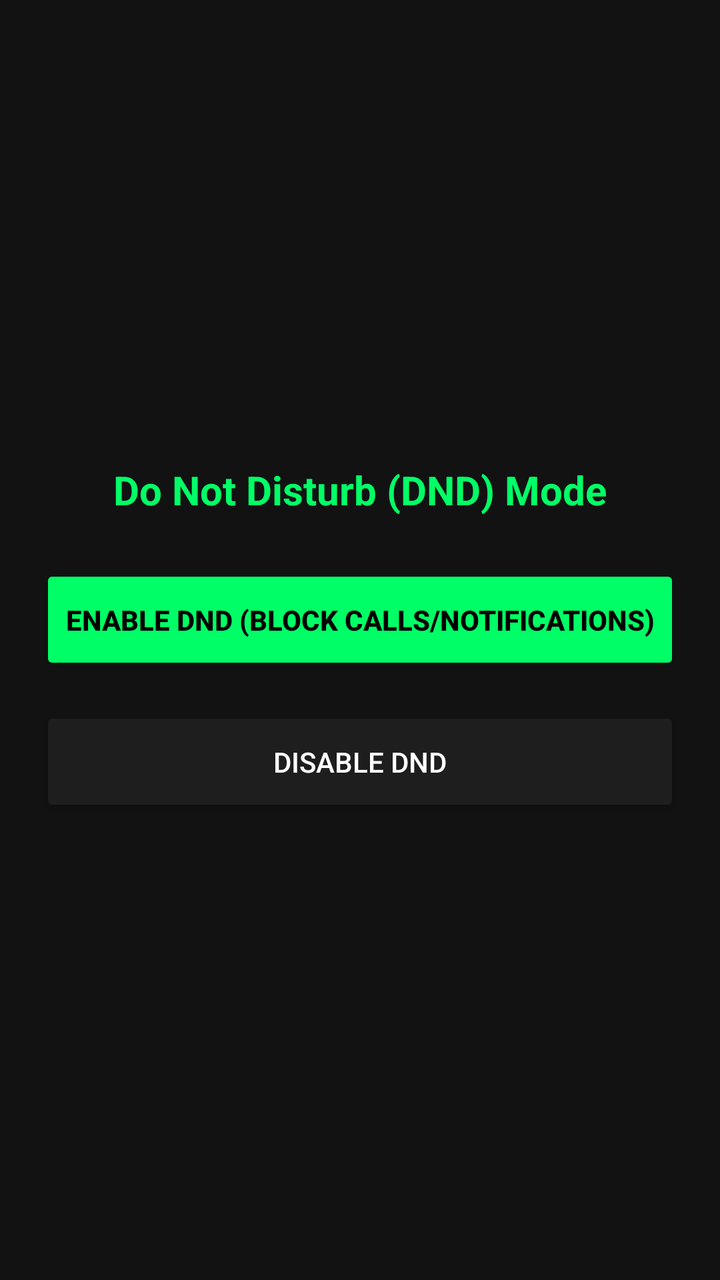
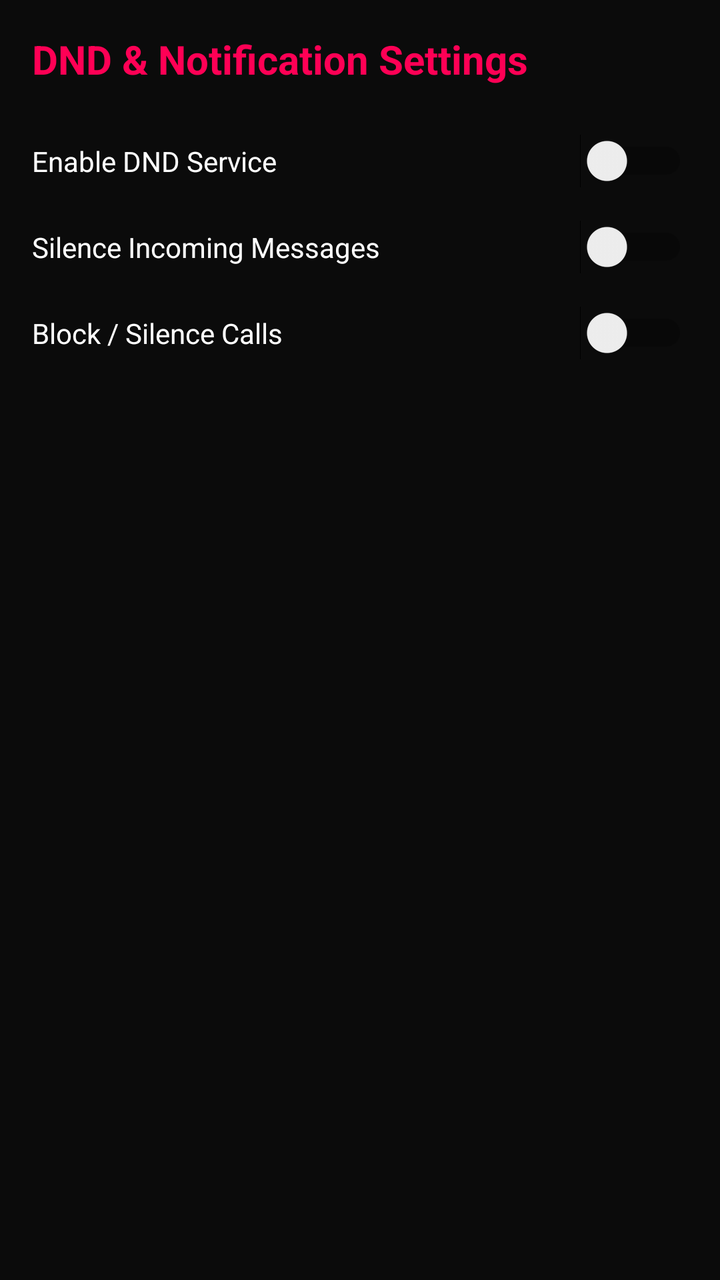

Compare the two renders of this Android layout. The source of the first and the diff that turns it into the second are given below.
<!-- AndroidManifest.xml: application theme Theme.GameBooster -->
<!-- res/layout/activity_dnd_settings.xml -->
<?xml version="1.0" encoding="utf-8"?>
<LinearLayout xmlns:android="http://schemas.android.com/apk/res/android"
    android:layout_width="match_parent"
    android:layout_height="match_parent"
    android:background="#121212"
    android:orientation="vertical"
    android:padding="20dp"
    android:gravity="center">

    <TextView
        android:layout_width="match_parent"
        android:layout_height="wrap_content"
        android:text="Do Not Disturb (DND) Mode"
        android:textColor="#00FF66"
        android:textSize="20sp"
        android:textStyle="bold"
        android:gravity="center"
        android:layout_marginBottom="24dp" />

    <Button
        android:id="@+id/btnEnableDnd"
        android:layout_width="match_parent"
        android:layout_height="55dp"
        android:text="ENABLE DND (Block Calls/Notifications)"
        android:backgroundTint="#00FF66"
        android:textColor="#000000"
        android:textStyle="bold"
        android:layout_marginBottom="16dp" />

    <Button
        android:id="@+id/btnDisableDnd"
        android:layout_width="match_parent"
        android:layout_height="55dp"
        android:text="DISABLE DND"
        android:backgroundTint="#1E1E1E"
        android:textColor="#FFFFFF" />

</LinearLayout>
<!-- resources referenced by this layout -->
<resources>
  <style name="Theme.GameBooster" parent="Theme.AppCompat.DayNight.NoActionBar">
          
          <item name="colorPrimary">@color/neon_red</item>
          <item name="colorPrimaryVariant">@color/neon_red</item>
          <item name="colorOnPrimary">@color/text_white</item>
          <item name="android:windowBackground">@color/bg_black</item>
      </style>
  <color name="neon_red">#FF0055</color>
  <color name="text_white">#FFFFFF</color>
  <color name="bg_black">#0F0F1A</color>
</resources>

<!-- the commit's change to res/layout/activity_dnd_settings.xml (unified diff, before → after) -->
@@ -2,37 +2,40 @@
 <LinearLayout xmlns:android="http://schemas.android.com/apk/res/android"
     android:layout_width="match_parent"
     android:layout_height="match_parent"
-    android:background="#121212"
+    android:background="#0B0B0B"
     android:orientation="vertical"
-    android:padding="20dp"
-    android:gravity="center">
+    android:padding="16dp">
 
     <TextView
+        android:layout_width="wrap_content"
+        android:layout_height="wrap_content"
+        android:text="DND &amp; Notification Settings"
+        android:textColor="#FF0055"
+        android:textSize="20sp"
+        android:textStyle="bold" />
+
+    <Switch
+        android:id="@+id/switchDndService"
         android:layout_width="match_parent"
         android:layout_height="wrap_content"
-        android:text="Do Not Disturb (DND) Mode"
-        android:textColor="#00FF66"
-        android:textSize="20sp"
-        android:textStyle="bold"
-        android:gravity="center"
-        android:layout_marginBottom="24dp" />
+        android:layout_marginTop="24dp"
+        android:text="Enable DND Service"
+        android:textColor="#FFFFFF" />
 
-    <Button
-        android:id="@+id/btnEnableDnd"
+    <Switch
+        android:id="@+id/switchMsgSilent"
         android:layout_width="match_parent"
-        android:layout_height="55dp"
-        android:text="ENABLE DND (Block Calls/Notifications)"
-        android:backgroundTint="#00FF66"
-        android:textColor="#000000"
-        android:textStyle="bold"
-        android:layout_marginBottom="16dp" />
+        android:layout_height="wrap_content"
+        android:layout_marginTop="16dp"
+        android:text="Silence Incoming Messages"
+        android:textColor="#FFFFFF" />
 
-    <Button
-        android:id="@+id/btnDisableDnd"
+    <Switch
+        android:id="@+id/switchCallDnd"
         android:layout_width="match_parent"
-        android:layout_height="55dp"
-        android:text="DISABLE DND"
-        android:backgroundTint="#1E1E1E"
+        android:layout_height="wrap_content"
+        android:layout_marginTop="16dp"
+        android:text="Block / Silence Calls"
         android:textColor="#FFFFFF" />
 
 </LinearLayout>
